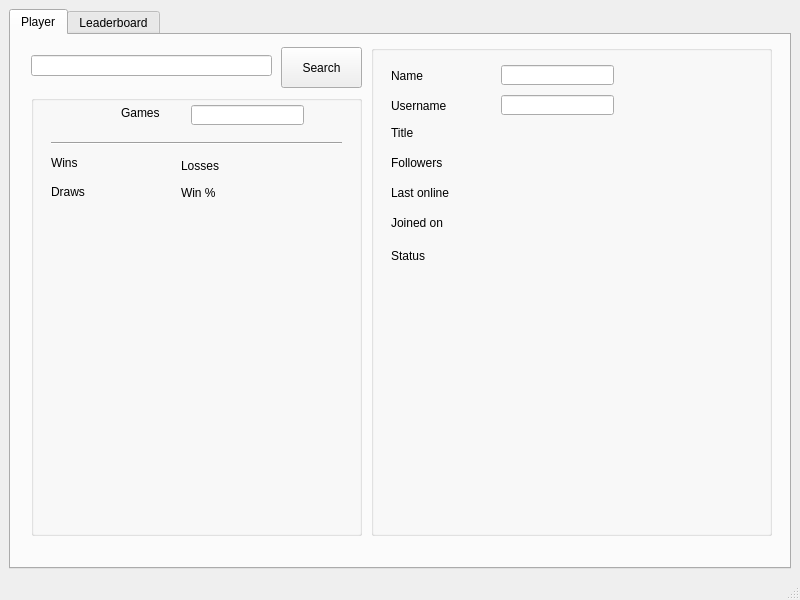
Before: the Qt Designer form src/interface/main_window.ui in afmdiazh/Chess-Dot-Py, drawn with Qt 5.
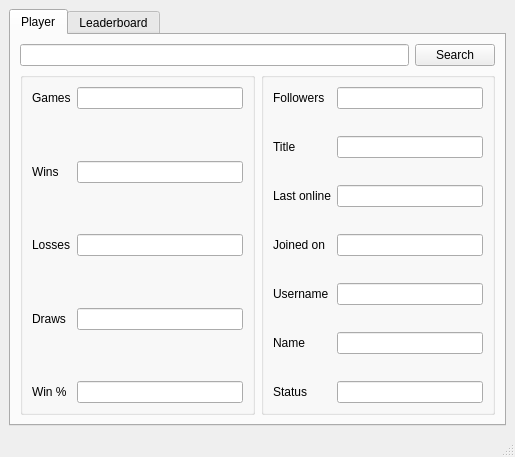
After: the same form once the commit is applied.

Commit message: UI: Implemented layouts for window resizing

```diff
--- a/src/interface/main_window.ui
+++ b/src/interface/main_window.ui
@@ -6,8 +6,8 @@
    <rect>
     <x>0</x>
     <y>0</y>
-    <width>800</width>
-    <height>600</height>
+    <width>515</width>
+    <height>457</height>
    </rect>
   </property>
   <property name="windowTitle">
@@ -41,251 +41,349 @@
          <number>0</number>
         </property>
         <widget class="QWidget" name="qWidgetPlayer">
+         <property name="maximumSize">
+          <size>
+           <width>16777215</width>
+           <height>16777215</height>
+          </size>
+         </property>
          <attribute name="title">
           <string>Player</string>
          </attribute>
-         <widget class="QLineEdit" name="lineEditPlayerSearch">
-          <property name="geometry">
-           <rect>
-            <x>20</x>
-            <y>20</y>
-            <width>241</width>
-            <height>21</height>
-           </rect>
-          </property>
-         </widget>
+         <layout class="QGridLayout" name="gridLayout_3">
+          <item row="0" column="0">
+           <widget class="QLineEdit" name="lineEditPlayerSearch"/>
+          </item>
+          <item row="0" column="1">
          <widget class="QPushButton" name="pushButtonPlayerSearch">
-          <property name="geometry">
-           <rect>
-            <x>270</x>
-            <y>12</y>
-            <width>81</width>
-            <height>41</height>
-           </rect>
-          </property>
           <property name="text">
            <string>Search</string>
           </property>
          </widget>
+          </item>
+          <item row="1" column="0" colspan="2">
+           <layout class="QHBoxLayout" name="horizontalLayout">
+            <item>
          <widget class="QGroupBox" name="groupBoxStats">
-          <property name="geometry">
-           <rect>
-            <x>20</x>
-            <y>60</y>
-            <width>331</width>
-            <height>441</height>
-           </rect>
-          </property>
+              <layout class="QGridLayout" name="gridLayout_5">
+               <item row="0" column="0">
+                <layout class="QGridLayout" name="gridLayoutStats">
+                 <item row="0" column="0">
           <widget class="QLabel" name="labelGames">
-           <property name="geometry">
-            <rect>
-             <x>90</x>
-             <y>10</y>
-             <width>51</width>
-             <height>16</height>
-            </rect>
-           </property>
            <property name="text">
             <string>Games</string>
            </property>
           </widget>
+                 </item>
+                 <item row="0" column="1">
           <widget class="QLineEdit" name="lineEditGames">
-           <property name="geometry">
-            <rect>
-             <x>160</x>
-             <y>10</y>
-             <width>113</width>
-             <height>20</height>
-            </rect>
-           </property>
-          </widget>
-          <widget class="Line" name="lineStats">
-           <property name="geometry">
-            <rect>
-             <x>20</x>
-             <y>40</y>
-             <width>291</width>
-             <height>16</height>
-            </rect>
-           </property>
+                   <property name="readOnly">
+                    <bool>true</bool>
+                   </property>
+                  </widget>
+                 </item>
+                 <item row="1" column="0">
+                  <spacer name="verticalSpacer_7">
            <property name="orientation">
-            <enum>Qt::Horizontal</enum>
-           </property>
-          </widget>
+                    <enum>Qt::Vertical</enum>
+                   </property>
+                   <property name="sizeHint" stdset="0">
+                    <size>
+                     <width>20</width>
+                     <height>40</height>
+                    </size>
+                   </property>
+                  </spacer>
+                 </item>
+                 <item row="2" column="0">
           <widget class="QLabel" name="labelWins">
-           <property name="geometry">
-            <rect>
-             <x>20</x>
-             <y>60</y>
-             <width>51</width>
-             <height>16</height>
-            </rect>
-           </property>
            <property name="text">
             <string>Wins</string>
            </property>
           </widget>
+                 </item>
+                 <item row="3" column="0">
+                  <spacer name="verticalSpacer_9">
+                   <property name="orientation">
+                    <enum>Qt::Vertical</enum>
+                   </property>
+                   <property name="sizeHint" stdset="0">
+                    <size>
+                     <width>20</width>
+                     <height>40</height>
+                    </size>
+                   </property>
+                  </spacer>
+                 </item>
+                 <item row="4" column="0">
           <widget class="QLabel" name="labelLosses">
-           <property name="geometry">
-            <rect>
-             <x>150</x>
-             <y>60</y>
-             <width>47</width>
-             <height>21</height>
-            </rect>
-           </property>
            <property name="text">
             <string>Losses</string>
            </property>
           </widget>
+                 </item>
+                 <item row="5" column="0">
+                  <spacer name="verticalSpacer_8">
+                   <property name="orientation">
+                    <enum>Qt::Vertical</enum>
+                   </property>
+                   <property name="sizeHint" stdset="0">
+                    <size>
+                     <width>20</width>
+                     <height>40</height>
+                    </size>
+                   </property>
+                  </spacer>
+                 </item>
+                 <item row="6" column="0">
           <widget class="QLabel" name="labelDraws">
-           <property name="geometry">
-            <rect>
-             <x>20</x>
-             <y>90</y>
-             <width>47</width>
-             <height>13</height>
-            </rect>
-           </property>
            <property name="text">
             <string>Draws</string>
            </property>
           </widget>
+                 </item>
+                 <item row="7" column="0">
+                  <spacer name="verticalSpacer_10">
+                   <property name="orientation">
+                    <enum>Qt::Vertical</enum>
+                   </property>
+                   <property name="sizeHint" stdset="0">
+                    <size>
+                     <width>20</width>
+                     <height>40</height>
+                    </size>
+                   </property>
+                  </spacer>
+                 </item>
+                 <item row="8" column="0">
           <widget class="QLabel" name="labelWinrate">
-           <property name="geometry">
-            <rect>
-             <x>150</x>
-             <y>90</y>
-             <width>47</width>
-             <height>16</height>
-            </rect>
-           </property>
            <property name="text">
             <string>Win %</string>
            </property>
           </widget>
-         </widget>
+                 </item>
+                 <item row="2" column="1">
+                  <widget class="QLineEdit" name="lineEditWins">
+                   <property name="readOnly">
+                    <bool>true</bool>
+                   </property>
+                  </widget>
+                 </item>
+                 <item row="4" column="1">
+                  <widget class="QLineEdit" name="lineEditLosses">
+                   <property name="readOnly">
+                    <bool>true</bool>
+                   </property>
+                  </widget>
+                 </item>
+                 <item row="6" column="1">
+                  <widget class="QLineEdit" name="lineEditDraws">
+                   <property name="readOnly">
+                    <bool>true</bool>
+                   </property>
+                  </widget>
+                 </item>
+                 <item row="8" column="1">
+                  <widget class="QLineEdit" name="lineEditWinrate">
+                   <property name="readOnly">
+                    <bool>true</bool>
+                   </property>
+                  </widget>
+                 </item>
+                </layout>
+               </item>
+              </layout>
+             </widget>
+            </item>
+            <item>
          <widget class="QGroupBox" name="groupBoxProfile">
-          <property name="geometry">
-           <rect>
-            <x>360</x>
-            <y>10</y>
-            <width>401</width>
-            <height>491</height>
-           </rect>
-          </property>
-          <widget class="QLabel" name="labelName">
-           <property name="geometry">
-            <rect>
-             <x>20</x>
-             <y>20</y>
-             <width>61</width>
-             <height>21</height>
-            </rect>
-           </property>
-           <property name="text">
-            <string>Name</string>
-           </property>
-          </widget>
-          <widget class="QLabel" name="labelUsername">
-           <property name="geometry">
-            <rect>
-             <x>20</x>
-             <y>50</y>
-             <width>61</width>
-             <height>21</height>
-            </rect>
-           </property>
-           <property name="text">
-            <string>Username</string>
-           </property>
-          </widget>
-          <widget class="QLabel" name="labelTitle">
-           <property name="geometry">
-            <rect>
-             <x>20</x>
-             <y>80</y>
-             <width>61</width>
-             <height>16</height>
-            </rect>
-           </property>
-           <property name="text">
-            <string>Title</string>
-           </property>
-          </widget>
-          <widget class="QLabel" name="labelFollowers">
-           <property name="geometry">
-            <rect>
-             <x>20</x>
-             <y>110</y>
-             <width>81</width>
-             <height>16</height>
-            </rect>
-           </property>
-           <property name="text">
-            <string>Followers</string>
-           </property>
-          </widget>
+              <layout class="QGridLayout" name="gridLayout_4">
+               <item row="0" column="0">
+                <layout class="QGridLayout" name="gridLayoutProfile">
+                 <item row="0" column="1">
+                  <widget class="QLineEdit" name="lineEditFollowers">
+                   <property name="readOnly">
+                    <bool>true</bool>
+                   </property>
+                  </widget>
+                 </item>
+                 <item row="2" column="1">
+                  <widget class="QLineEdit" name="lineEditTitle">
+                   <property name="readOnly">
+                    <bool>true</bool>
+                   </property>
+                  </widget>
+                 </item>
+                 <item row="4" column="0">
           <widget class="QLabel" name="labelLastOnline">
-           <property name="geometry">
-            <rect>
-             <x>20</x>
-             <y>140</y>
-             <width>91</width>
-             <height>16</height>
-            </rect>
-           </property>
            <property name="text">
             <string>Last online</string>
            </property>
           </widget>
+                 </item>
+                 <item row="5" column="0">
+                  <spacer name="verticalSpacer_3">
+                   <property name="orientation">
+                    <enum>Qt::Vertical</enum>
+                   </property>
+                   <property name="sizeHint" stdset="0">
+                    <size>
+                     <width>20</width>
+                     <height>40</height>
+                    </size>
+                   </property>
+                  </spacer>
+                 </item>
+                 <item row="0" column="0">
+                  <widget class="QLabel" name="labelFollowers">
+                   <property name="text">
+                    <string>Followers</string>
+                   </property>
+                  </widget>
+                 </item>
+                 <item row="6" column="0">
           <widget class="QLabel" name="labelJoinedOn">
-           <property name="geometry">
-            <rect>
-             <x>20</x>
-             <y>170</y>
-             <width>101</width>
-             <height>16</height>
-            </rect>
-           </property>
            <property name="text">
             <string>Joined on</string>
            </property>
           </widget>
+                 </item>
+                 <item row="7" column="0">
+                  <spacer name="verticalSpacer_4">
+                   <property name="orientation">
+                    <enum>Qt::Vertical</enum>
+                   </property>
+                   <property name="sizeHint" stdset="0">
+                    <size>
+                     <width>20</width>
+                     <height>40</height>
+                    </size>
+                   </property>
+                  </spacer>
+                 </item>
+                 <item row="10" column="0">
+                  <widget class="QLabel" name="labelName">
+                   <property name="text">
+                    <string>Name</string>
+                   </property>
+                  </widget>
+                 </item>
+                 <item row="12" column="0">
           <widget class="QLabel" name="label">
-           <property name="geometry">
-            <rect>
-             <x>20</x>
-             <y>200</y>
-             <width>91</width>
-             <height>21</height>
-            </rect>
-           </property>
            <property name="text">
             <string>Status</string>
            </property>
           </widget>
-          <widget class="QLineEdit" name="lineEditName">
-           <property name="geometry">
-            <rect>
-             <x>130</x>
-             <y>20</y>
-             <width>113</width>
-             <height>20</height>
-            </rect>
-           </property>
-          </widget>
+                 </item>
+                 <item row="8" column="0">
+                  <widget class="QLabel" name="labelUsername">
+                   <property name="text">
+                    <string>Username</string>
+                   </property>
+                  </widget>
+                 </item>
+                 <item row="9" column="0">
+                  <spacer name="verticalSpacer_5">
+                   <property name="orientation">
+                    <enum>Qt::Vertical</enum>
+                   </property>
+                   <property name="sizeHint" stdset="0">
+                    <size>
+                     <width>20</width>
+                     <height>40</height>
+                    </size>
+                   </property>
+                  </spacer>
+                 </item>
+                 <item row="11" column="0">
+                  <spacer name="verticalSpacer_6">
+                   <property name="orientation">
+                    <enum>Qt::Vertical</enum>
+                   </property>
+                   <property name="sizeHint" stdset="0">
+                    <size>
+                     <width>20</width>
+                     <height>40</height>
+                    </size>
+                   </property>
+                  </spacer>
+                 </item>
+                 <item row="2" column="0">
+                  <widget class="QLabel" name="labelTitle">
+                   <property name="text">
+                    <string>Title</string>
+                   </property>
+                  </widget>
+                 </item>
+                 <item row="1" column="0">
+                  <spacer name="verticalSpacer">
+                   <property name="orientation">
+                    <enum>Qt::Vertical</enum>
+                   </property>
+                   <property name="sizeHint" stdset="0">
+                    <size>
+                     <width>20</width>
+                     <height>40</height>
+                    </size>
+                   </property>
+                  </spacer>
+                 </item>
+                 <item row="3" column="0">
+                  <spacer name="verticalSpacer_2">
+                   <property name="orientation">
+                    <enum>Qt::Vertical</enum>
+                   </property>
+                   <property name="sizeHint" stdset="0">
+                    <size>
+                     <width>20</width>
+                     <height>40</height>
+                    </size>
+                   </property>
+                  </spacer>
+                 </item>
+                 <item row="4" column="1">
+                  <widget class="QLineEdit" name="lineEditLastOnline">
+                   <property name="readOnly">
+                    <bool>true</bool>
+                   </property>
+                  </widget>
+                 </item>
+                 <item row="6" column="1">
+                  <widget class="QLineEdit" name="lineEditJoinedOn">
+                   <property name="readOnly">
+                    <bool>true</bool>
+                   </property>
+                  </widget>
+                 </item>
+                 <item row="8" column="1">
           <widget class="QLineEdit" name="lineEditUsername">
-           <property name="geometry">
-            <rect>
-             <x>130</x>
-             <y>50</y>
-             <width>113</width>
-             <height>20</height>
-            </rect>
-           </property>
-          </widget>
-         </widget>
+                   <property name="readOnly">
+                    <bool>true</bool>
+                   </property>
+                  </widget>
+                 </item>
+                 <item row="10" column="1">
+                  <widget class="QLineEdit" name="lineEditName">
+                   <property name="readOnly">
+                    <bool>true</bool>
+                   </property>
+                  </widget>
+                 </item>
+                 <item row="12" column="1">
+                  <widget class="QLineEdit" name="lineEditStatus">
+                   <property name="readOnly">
+                    <bool>true</bool>
+                   </property>
+                  </widget>
+                 </item>
+                </layout>
+               </item>
+              </layout>
+             </widget>
+            </item>
+           </layout>
+          </item>
+         </layout>
         </widget>
         <widget class="QWidget" name="qWidgetLeaderboard">
          <attribute name="title">
```
Left out of the diff: 2 changed lines with no effect on the pictures. Lines whose indentation alone changed are shown as unchanged. The commit also changes 1 other file.
